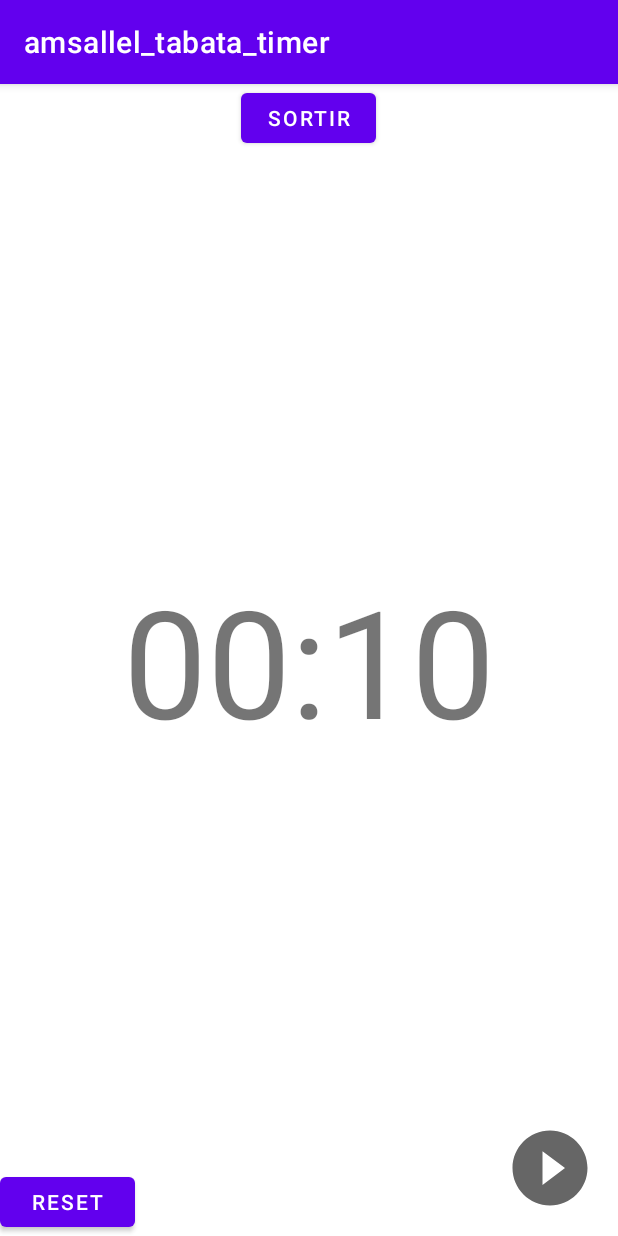
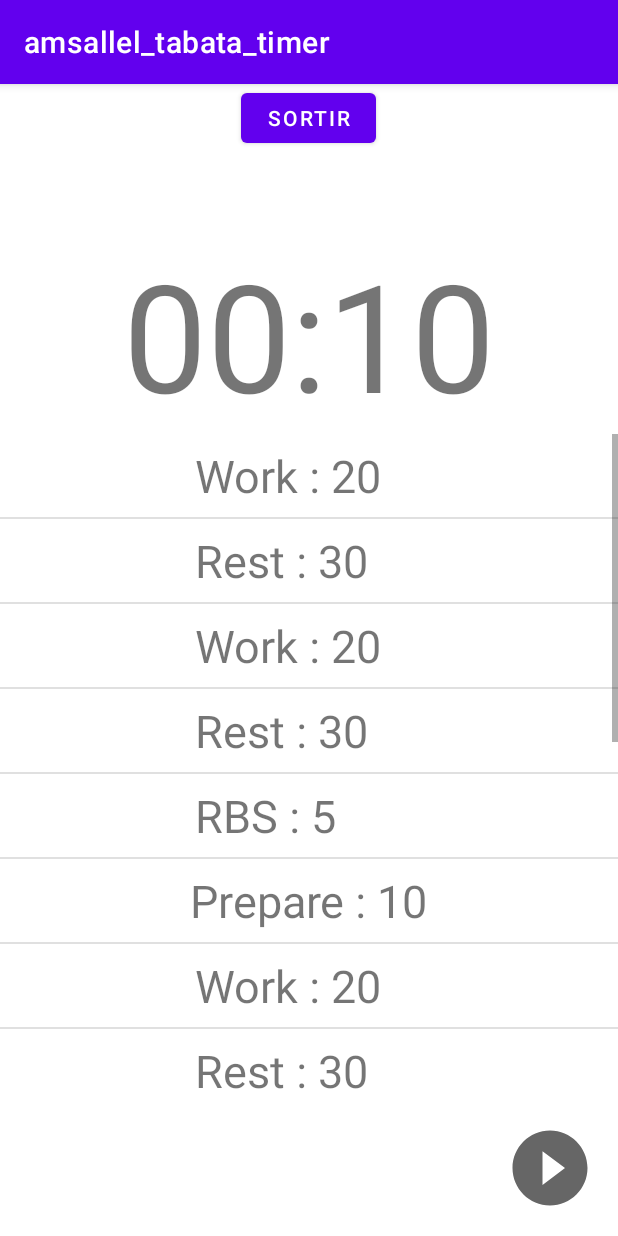
Before and after one commit to LamsaLL/tabata_timer, an Android app: the screen it shows after launch (WorkoutActivity), after a tap on "entrainement 1", on a phone screen of 412 x 824 dp. Run offline under Robolectric (Android 15) with nearby library versions, the phone set to English and light mode, and no system bars; our stand-ins replace Room's generated code.

Commit message:
feat: add actions list view in workout activity

```diff
--- /dev/null
+++ b/app/src/main/java/com/example/amsallel_tabata_timer/ActionsAdapter.java
@@ -0,0 +1,46 @@
+package com.example.amsallel_tabata_timer;
+
+import android.content.Context;
+import android.view.LayoutInflater;
+import android.view.View;
+import android.view.ViewGroup;
+import android.widget.ArrayAdapter;
+import android.widget.TextView;
+import android.widget.Toast;
+
+import com.example.amsallel_tabata_timer.data.Action;
+
+import java.util.List;
+
+public class ActionsAdapter extends ArrayAdapter<Action> {
+    public ActionsAdapter(Context mCtx, List<Action> actionList) {
+        super(mCtx, R.layout.template_action, actionList);
+    }
+
+    /**
+     * Remplit une ligne de la listView avec les informations de la multiplication associée
+     *
+     * @param position
+     * @param convertView
+     * @param parent
+     * @return
+     */
+    @Override
+    public View getView(int position, View convertView, ViewGroup parent) {
+
+        // Récupération de la multiplication
+        final Action action = getItem(position);
+
+        // Charge le template XML
+        LayoutInflater inflater = (LayoutInflater) getContext()
+                .getSystemService(Context.LAYOUT_INFLATER_SERVICE);
+        final View rowView = inflater.inflate(R.layout.template_action, parent, false);
+
+        // Récupération des objets graphiques dans le template
+        TextView textAction = (TextView) rowView.findViewById(R.id.textAction);
+
+        textAction.setText(action.getLabel()+" : "+action.getTimeValue());
+
+        return rowView;
+    }
+}
--- a/app/src/main/java/com/example/amsallel_tabata_timer/WorkoutActivity.java
+++ b/app/src/main/java/com/example/amsallel_tabata_timer/WorkoutActivity.java
@@ -2,9 +2,8 @@ package com.example.amsallel_tabata_timer;
 
 import android.os.Bundle;
 import android.view.View;
-import android.widget.Button;
+import android.widget.ListView;
 import android.widget.TextView;
-import android.widget.Toast;
 import android.widget.ToggleButton;
 
 import androidx.appcompat.app.AppCompatActivity;
@@ -17,6 +16,9 @@ import com.example.amsallel_tabata_timer.db.Workout;
 import java.util.ArrayList;
 
 public class WorkoutActivity extends AppCompatActivity implements OnUpdateListener{
+
+    private ActionsAdapter adapter;
+    private ListView actionList;
     // VIEW
     private TextView timerValue;
     // DATA
@@ -34,13 +36,20 @@ public class WorkoutActivity extends AppCompatActivity implements OnUpdateListen
         ArrayList<Action> actions = new ArrayList<>();
 
         for(int i = 0; i < workout.getNumberOfSets() ; i++) {
-            actions.add(new Action("P", workout.getPreparationTime()));
+            actions.add(new Action("Prepare", workout.getPreparationTime()));
             for (int y = 0; y < workout.getNumberOfCycles(); y++) {
-                actions.add(new Action("W", workout.getWorkTime()));
-                actions.add(new Action("R", workout.getRestTime()));
+                actions.add(new Action("Work", workout.getWorkTime()));
+                actions.add(new Action("Rest", workout.getRestTime()));
             }
             actions.add(new Action("RBS", workout.getRestBtwSetsTime()));
         }
+
+        //get views
+        actionList = findViewById(R.id.actionList);
+
+        // Link adapter to listView
+        adapter = new ActionsAdapter(this, actions);
+        actionList.setAdapter(adapter);
 
         // Récupérer la view
         timerValue = (TextView) findViewById(R.id.timerValue);
--- a/app/src/main/res/layout/activity_workout.xml
+++ b/app/src/main/res/layout/activity_workout.xml
@@ -13,14 +13,23 @@
         android:onClick="onClose"
         />
 
+
     <TextView
         android:id="@+id/timerValue"
         android:layout_width="wrap_content"
         android:layout_height="wrap_content"
-        android:layout_centerInParent="true"
-        android:layout_marginBottom="37dp"
+        android:layout_marginTop="100dp"
+        android:layout_centerHorizontal="true"
         android:text="00:00"
-        android:textSize="100sp"
+        android:textSize="100sp" />
+    <ListView
+        android:id="@+id/actionList"
+        android:layout_width="match_parent"
+        android:layout_height="wrap_content"
+        android:layout_above="@+id/playPauseButton"
+        android:layout_below="@+id/timerValue"
+        android:orientation="vertical"
+        android:choiceMode="singleChoice"
         />
 
     <ToggleButton
@@ -35,11 +44,12 @@
         android:onClick="onTogglePlayPause"
         />
 
-    <Button
-        android:id="@+id/resetButton"
-        android:layout_width="90dp"
-        android:layout_height="45dp"
-        android:layout_alignParentBottom="true"
-        android:onClick="onReset"
-        android:text="Reset" />
+
+<!--    <Button-->
+<!--        android:id="@+id/resetButton"-->
+<!--        android:layout_width="90dp"-->
+<!--        android:layout_height="45dp"-->
+<!--        android:layout_alignParentBottom="true"-->
+<!--        android:onClick="onReset"-->
+<!--        android:text="Reset" />-->
 </RelativeLayout>
--- /dev/null
+++ b/app/src/main/res/layout/template_action.xml
@@ -0,0 +1,15 @@
+<?xml version="1.0" encoding="utf-8"?>
+<LinearLayout xmlns:android="http://schemas.android.com/apk/res/android"
+    android:layout_width="match_parent"
+    android:layout_height="wrap_content"
+    android:orientation="vertical"
+    android:padding="7dp">
+
+    <TextView
+        android:id="@+id/textAction"
+        android:layout_width="wrap_content"
+        android:layout_height="wrap_content"
+        android:layout_gravity="center"
+        android:hint="@string/action_title"
+        android:textSize="30sp"/>
+</LinearLayout>
--- a/app/src/main/res/values/strings.xml
+++ b/app/src/main/res/values/strings.xml
@@ -15,4 +15,5 @@
     <string name="exit_button_text">Sortir</string>
     <string name="start" > </string>
     <string name="pause" />
+    <string name="action_title">Titre action</string>
 </resources>
```
